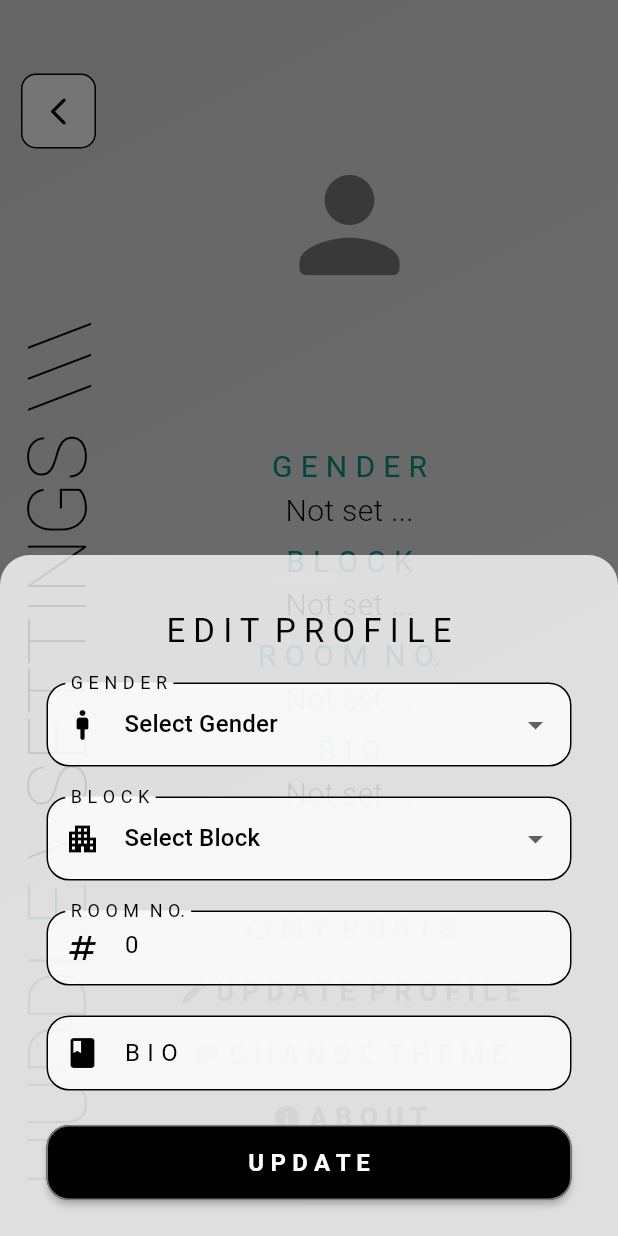
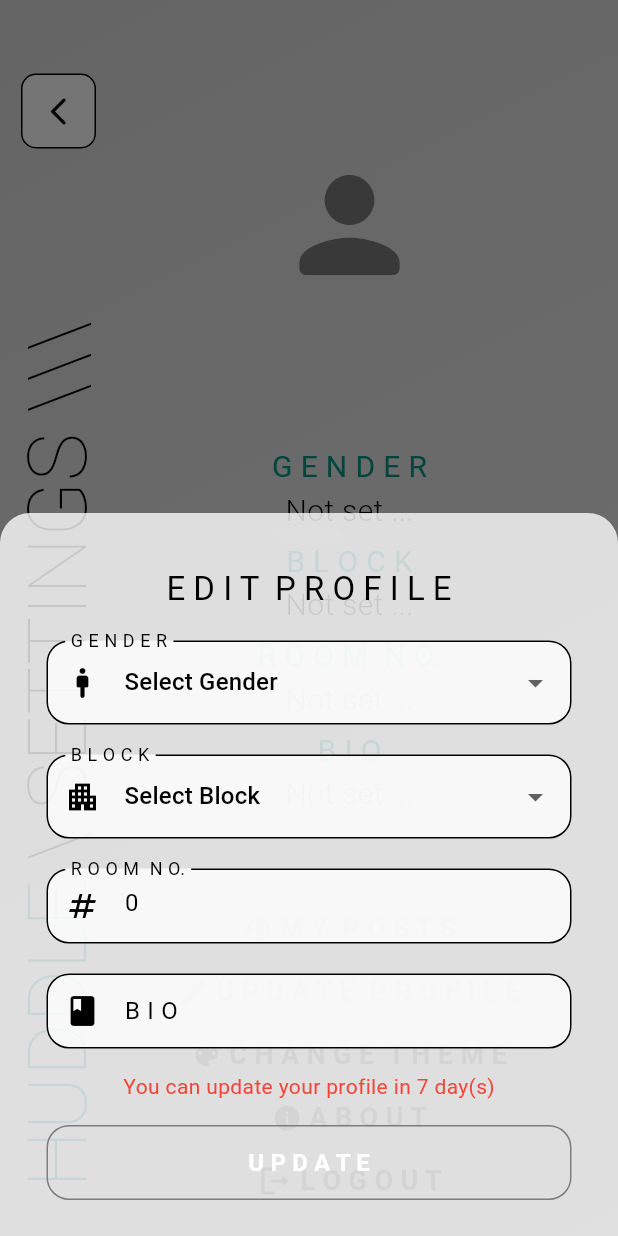
Before and after one commit to NamanGoyalK/Huddle-Flutter-App, a Flutter app: the SettingsPage screen opened directly with empty values, after a tap on an icon or button, on a phone screen of 412 x 824 dp. Run offline on Flutter 3.47's test engine with Material 3 defaults, Android fonts, the phone set to English and light mode, and no system bars; our stand-ins replace cloud_firestore, equatable, firebase_auth, firebase_core, flutter_bloc, font_awesome_flutter and 2 more; accounts and stored records are empty; generated files the repository leaves out were written again.

Commit message:
Add lastEditTime to UserProfile and implement update restrictions; refactor profile update logic to enforce edit cooldown

```diff
--- a/lib/features/room_status_posts/presentation/pages/upload_post_bottom_sheet.dart
+++ b/lib/features/room_status_posts/presentation/pages/upload_post_bottom_sheet.dart
@@ -143,7 +143,8 @@ class _UploadPostBlockState extends State<UploadPostBlock> {
     });
   }
 
-  bool isDebugMode = true; // Set this to true for testing, false for production
+  bool isDebugMode =
+      false; // Set this to true for testing, false for production
 
   void _uploadPost() {
     setState(() {
@@ -204,6 +205,8 @@ class _UploadPostBlockState extends State<UploadPostBlock> {
 
     context.read<PostCubit>().createPost(newPost);
     _saveLastPostTime(DateTime.now());
+
+    context.read<PostCubit>().fetchAllPosts();
 
     Navigator.of(context).pop();
     ScaffoldMessenger.of(context).showSnackBar(
--- a/lib/features/settings/data/firebase_profile_repo.dart
+++ b/lib/features/settings/data/firebase_profile_repo.dart
@@ -4,10 +4,11 @@ import 'package:huddle/features/settings/domain/repos/profile_repo.dart';
 
 class FirebaseProfileRepo implements ProfileRepo {
   final FirebaseFirestore firebaseFirestore = FirebaseFirestore.instance;
+
   @override
   Future<UserProfile?> fetchUserProfile(String uid) async {
     try {
-      //Get user doc from the firestore
+      // Get user doc from the firestore
       final userDoc =
           await firebaseFirestore.collection('users').doc(uid).get();
 
@@ -22,9 +23,13 @@ class FirebaseProfileRepo implements ProfileRepo {
           bio: userData['bio'] ?? '',
           gender: userData['gender'] ?? '',
           roomNo: userData['roomNo'] ?? 0,
+          lastEditTime: userData['lastEditTime'] != null
+              ? DateTime.parse(userData['lastEditTime'])
+              : DateTime(1970, 1, 1),
         );
       }
     } catch (e) {
+      print('Error fetching user profile: $e');
       return null;
     }
     return null;
@@ -36,16 +41,16 @@ class FirebaseProfileRepo implements ProfileRepo {
       await firebaseFirestore
           .collection('users')
           .doc(updatedProfile.uid)
-          .update(
-        {
-          'address': updatedProfile.address,
-          'bio': updatedProfile.bio,
-          'gender': updatedProfile.gender,
-          'roomNo': updatedProfile.roomNo,
-        },
-      );
+          .update({
+        'address': updatedProfile.address,
+        'bio': updatedProfile.bio,
+        'gender': updatedProfile.gender,
+        'roomNo': updatedProfile.roomNo,
+        'lastEditTime': updatedProfile.lastEditTime.toIso8601String(),
+      });
     } catch (e) {
-      throw Exception(e);
+      print('Error updating profile: $e');
+      throw Exception('Error updating profile');
     }
   }
 }
--- a/lib/features/settings/domain/entities/user_profile.dart
+++ b/lib/features/settings/domain/entities/user_profile.dart
@@ -5,6 +5,7 @@ class UserProfile extends AppUser {
   final int roomNo;
   final String bio;
   final String gender;
+  final DateTime lastEditTime;
 
   UserProfile({
     required super.uid,
@@ -14,6 +15,7 @@ class UserProfile extends AppUser {
     required this.bio,
     required this.gender,
     required this.roomNo,
+    required this.lastEditTime,
   });
 
   UserProfile copyWith({
@@ -24,6 +26,7 @@ class UserProfile extends AppUser {
     String? newBio,
     String? newGender,
     int? newRoomNo,
+    DateTime? newLastEditTime,
   }) {
     return UserProfile(
       uid: uid ?? this.uid,
@@ -33,6 +36,7 @@ class UserProfile extends AppUser {
       bio: newBio ?? bio,
       gender: newGender ?? gender,
       roomNo: newRoomNo ?? roomNo,
+      lastEditTime: newLastEditTime ?? lastEditTime,
     );
   }
 
@@ -46,6 +50,7 @@ class UserProfile extends AppUser {
       'bio': bio,
       'gender': gender,
       'roomNo': roomNo,
+      'lastEditTime': lastEditTime.toIso8601String(),
     };
   }
 
@@ -58,6 +63,8 @@ class UserProfile extends AppUser {
       bio: json['bio'] ?? '',
       gender: json['gender'] ?? '',
       roomNo: json['roomNo'] ?? 0,
+      lastEditTime:
+          DateTime.parse(json['lastEditTime'] ?? '1970-01-01T00:00:00.000Z'),
     );
   }
 }
--- a/lib/features/settings/presentation/cubit/profile_cubit.dart
+++ b/lib/features/settings/presentation/cubit/profile_cubit.dart
@@ -49,6 +49,7 @@ class ProfileCubit extends Cubit<ProfileState> {
     int? newRoomNo,
     String? newAddress,
     String? newGender,
+    DateTime? newLastEditTime,
   }) async {
     emit(ProfileLoading()); // Trigger loading state
 
@@ -67,6 +68,7 @@ class ProfileCubit extends Cubit<ProfileState> {
         newRoomNo: newRoomNo ?? currentUser.roomNo,
         newAddress: newAddress ?? currentUser.address,
         newGender: newGender ?? currentUser.gender,
+        newLastEditTime: newLastEditTime ?? currentUser.lastEditTime,
       );
 
       // Update in repository
--- a/lib/features/settings/presentation/pages/components/edit_profile_bottom_sheet.dart
+++ b/lib/features/settings/presentation/pages/components/edit_profile_bottom_sheet.dart
@@ -48,7 +48,7 @@ void showEditProfileBottomSheet(BuildContext context, UserProfile user) {
   ).then((_) {
     if (context.mounted) {
       // Refresh the profile data in the parent view
-      context.read<ProfileCubit>().fetchUserProfile(user.uid);
+      // context.read<ProfileCubit>().fetchUserProfile(user.uid);
     }
   });
 }
@@ -111,6 +111,14 @@ class EditProfileContentState extends State<EditProfileContent> {
   Widget build(BuildContext context) {
     // Call the custom method that builds the UI.
     return _buildEditPage(context);
+  }
+
+  bool canUpdate() {
+    return DateTime.now().difference(widget.user.lastEditTime).inDays >= 7;
+  }
+
+  int remainingDays() {
+    return 7 - DateTime.now().difference(widget.user.lastEditTime).inDays;
   }
 
   Padding _buildEditPage(BuildContext context) {
@@ -177,12 +185,32 @@ class EditProfileContentState extends State<EditProfileContent> {
               keyboardType: TextInputType.multiline,
             ),
             const SizedBox(height: 15),
+            if (!canUpdate())
+              Center(
+                child: Padding(
+                  padding: const EdgeInsets.only(bottom: 8.0),
+                  child: Text(
+                    'You can update your profile in ${remainingDays()} day(s)',
+                    style: TextStyle(color: Colors.red),
+                  ),
+                ),
+              ),
             Center(
               child: Padding(
                 padding: const EdgeInsets.only(bottom: 8.0),
                 child: ColoredButton(
                   labelText: 'U P D A T E',
-                  onPressed: () async {
+                  onPressed: canUpdate() ? updatePressed : null,
+                ),
+              ),
+            ),
+          ],
+        ),
+      ),
+    );
+  }
+
+  updatePressed() async {
     final profileCubit = context.read<ProfileCubit>();
 
     await profileCubit.updateProfile(
@@ -192,22 +220,14 @@ class EditProfileContentState extends State<EditProfileContent> {
       newGender: selectedGender != Gender.select
           ? _getGenderLabel(selectedGender!)
           : null,
-                      newAddress: selectedBlock != Block.select
-                          ? _getBlockLabel(selectedBlock!)
-                          : null,
+      newAddress:
+          selectedBlock != Block.select ? _getBlockLabel(selectedBlock!) : null,
+      newLastEditTime: DateTime.now(),
     );
 
     if (context.mounted) {
       Navigator.pop(context);
     }
-                  },
-                ),
-              ),
-            ),
-          ],
-        ),
-      ),
-    );
   }
 }
 
```
Lines whose indentation alone changed are shown as unchanged.
